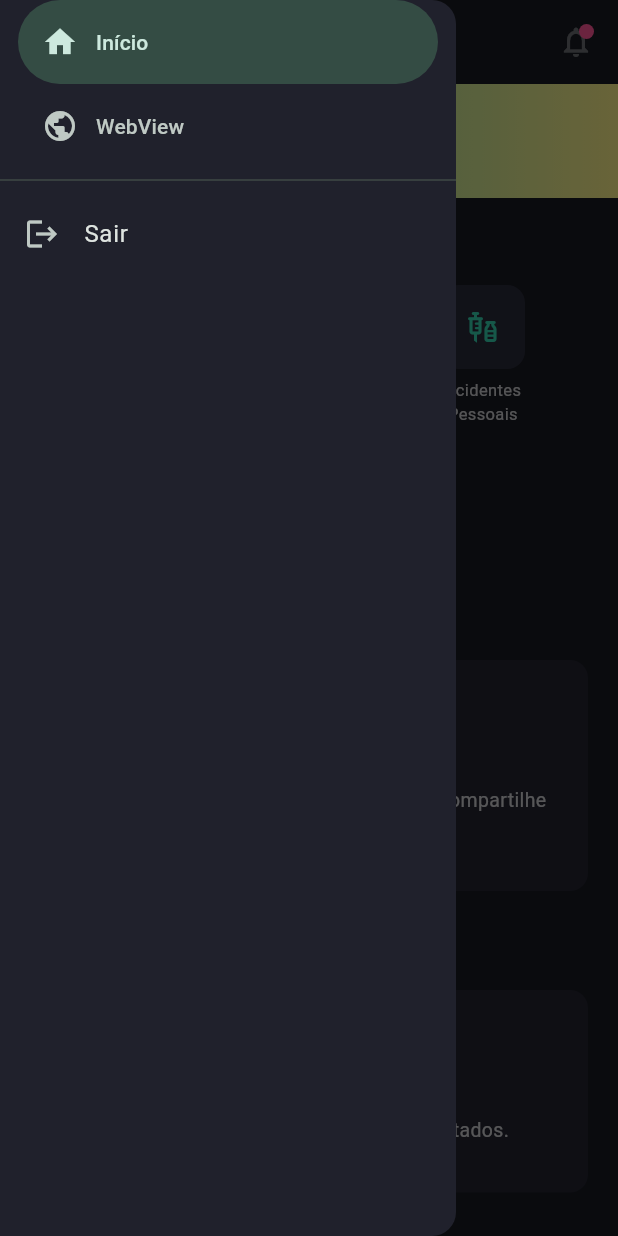
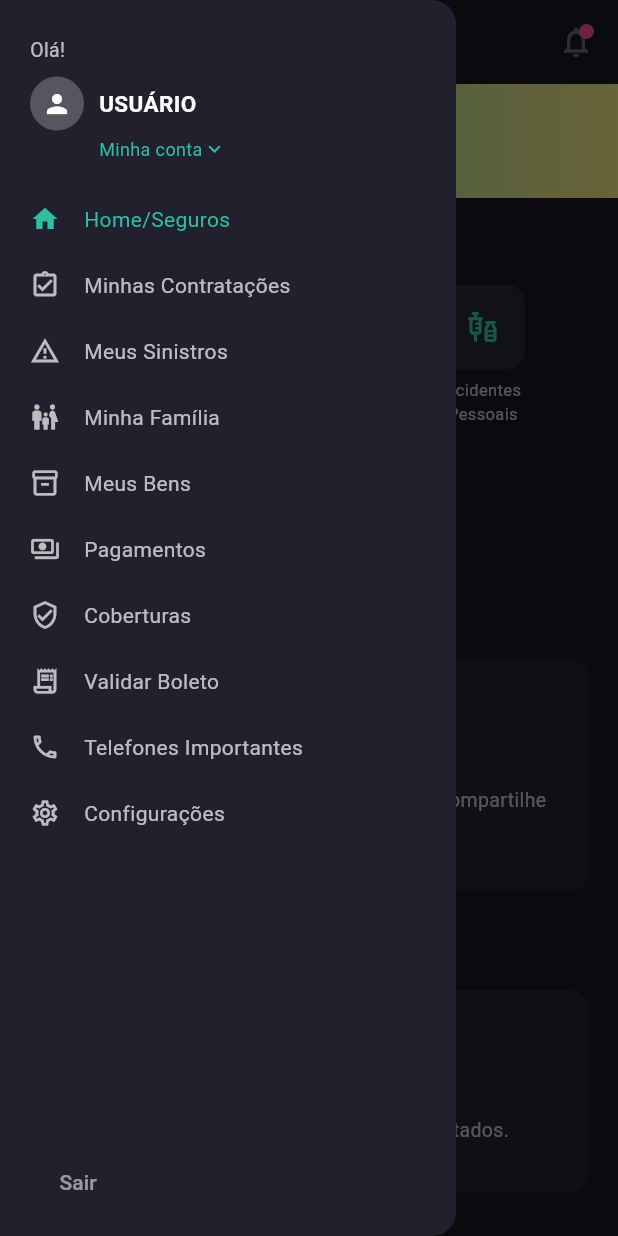
Before and after one commit to ronipaschoal/insura, a Flutter app: the screen it shows once a user with an empty profile is signed in, with the side drawer open, on a phone screen of 412 x 824 dp. Run offline on Flutter 3.47's test engine with Material 3 defaults, Android fonts, the phone set to English and light mode, and no system bars; our stand-ins replace cloud_firestore, firebase_auth, firebase_core, flutter_bloc, flutter_secure_storage, get_it and 2 more; accounts and stored records are empty.

Commit message:
feat: add collapsible side menu with 10 destinations and user header

```diff
--- /dev/null
+++ b/lib/core/responsive/app_side_menu.dart
@@ -0,0 +1,210 @@
+import 'package:flutter/material.dart';
+
+import '../theme/app_colors.dart';
+
+/// Custom authenticated-shell side menu: a user header (avatar + name) plus
+/// the nav item list and a logout entry. Rendered inside the fixed sidebar
+/// on desktop/web and inside the [Drawer] on mobile by [ResponsiveScaffold].
+/// [expanded] toggles between the full (icon + label) and collapsed
+/// (icon-only) layouts used for the collapsible desktop sidebar.
+class AppSideMenu extends StatelessWidget {
+  const AppSideMenu({
+    super.key,
+    required this.userName,
+    required this.destinations,
+    required this.selectedIndex,
+    required this.expanded,
+    this.onDestinationSelected,
+    this.onLogout,
+  });
+
+  final String userName;
+  final List<NavigationDestination> destinations;
+  final int selectedIndex;
+  final bool expanded;
+  final ValueChanged<int>? onDestinationSelected;
+  final VoidCallback? onLogout;
+
+  @override
+  Widget build(BuildContext context) {
+    return Column(
+      crossAxisAlignment: CrossAxisAlignment.stretch,
+      children: [
+        Padding(
+          padding: const EdgeInsets.fromLTRB(20, 24, 20, 16),
+          child: expanded
+              ? _ExpandedHeader(userName: userName)
+              : const _CollapsedHeader(),
+        ),
+        Expanded(
+          child: ListView(
+            padding: EdgeInsets.zero,
+            children: [
+              for (var i = 0; i < destinations.length; i++)
+                _SideMenuItem(
+                  icon: i == selectedIndex
+                      ? destinations[i].selectedIcon ?? destinations[i].icon
+                      : destinations[i].icon,
+                  label: destinations[i].label,
+                  expanded: expanded,
+                  selected: i == selectedIndex,
+                  onTap: onDestinationSelected == null
+                      ? null
+                      : () => onDestinationSelected!(i),
+                ),
+            ],
+          ),
+        ),
+        if (onLogout != null)
+          Padding(
+            padding: EdgeInsets.symmetric(
+              horizontal: expanded ? 20 : 0,
+              vertical: 12,
+            ),
+            child: expanded
+                ? Align(
+                    alignment: Alignment.centerLeft,
+                    child: TextButton(
+                      onPressed: onLogout,
+                      style: TextButton.styleFrom(
+                        foregroundColor: Colors.white54,
+                      ),
+                      child: const Text('Sair'),
+                    ),
+                  )
+                : IconButton(
+                    icon: const Icon(Icons.logout),
+                    tooltip: 'Sair',
+                    color: Colors.white54,
+                    onPressed: onLogout,
+                  ),
+          ),
+      ],
+    );
+  }
+}
+
+class _ExpandedHeader extends StatelessWidget {
+  const _ExpandedHeader({required this.userName});
+
+  final String userName;
+
+  @override
+  Widget build(BuildContext context) {
+    return Column(
+      crossAxisAlignment: CrossAxisAlignment.start,
+      children: [
+        const Text(
+          'Olá!',
+          style: TextStyle(color: Colors.white70, fontSize: 13),
+        ),
+        const SizedBox(height: 8),
+        Row(
+          children: [
+            const CircleAvatar(
+              radius: 18,
+              backgroundColor: Colors.white24,
+              child: Icon(Icons.person, color: Colors.white, size: 20),
+            ),
+            const SizedBox(width: 10),
+            Expanded(
+              child: Text(
+                (userName.isEmpty ? 'Usuário' : userName).toUpperCase(),
+                style: const TextStyle(
+                  color: Colors.white,
+                  fontWeight: FontWeight.bold,
+                  fontSize: 15,
+                ),
+                overflow: TextOverflow.ellipsis,
+              ),
+            ),
+          ],
+        ),
+        const SizedBox(height: 4),
+        const Padding(
+          padding: EdgeInsets.only(left: 46),
+          child: Row(
+            mainAxisSize: MainAxisSize.min,
+            children: [
+              Text(
+                'Minha conta',
+                style: TextStyle(color: AppColors.loginAccent, fontSize: 12),
+              ),
+              Icon(
+                Icons.keyboard_arrow_down,
+                color: AppColors.loginAccent,
+                size: 16,
+              ),
+            ],
+          ),
+        ),
+      ],
+    );
+  }
+}
+
+class _CollapsedHeader extends StatelessWidget {
+  const _CollapsedHeader();
+
+  @override
+  Widget build(BuildContext context) {
+    return const Center(
+      child: CircleAvatar(
+        radius: 18,
+        backgroundColor: Colors.white24,
+        child: Icon(Icons.person, color: Colors.white, size: 20),
+      ),
+    );
+  }
+}
+
+class _SideMenuItem extends StatelessWidget {
+  const _SideMenuItem({
+    required this.icon,
+    required this.label,
+    required this.expanded,
+    required this.selected,
+    this.onTap,
+  });
+
+  final Widget icon;
+  final String label;
+  final bool expanded;
+  final bool selected;
+  final VoidCallback? onTap;
+
+  @override
+  Widget build(BuildContext context) {
+    final color = selected ? AppColors.loginAccent : Colors.white70;
+    return InkWell(
+      onTap: onTap,
+      child: Padding(
+        padding: EdgeInsets.symmetric(
+          horizontal: expanded ? 20 : 0,
+          vertical: 12,
+        ),
+        child: Row(
+          mainAxisAlignment: expanded
+              ? MainAxisAlignment.start
+              : MainAxisAlignment.center,
+          children: [
+            IconTheme(
+              data: IconThemeData(color: color, size: 20),
+              child: icon,
+            ),
+            if (expanded) ...[
+              const SizedBox(width: 16),
+              Expanded(
+                child: Text(
+                  label,
+                  style: TextStyle(color: color, fontSize: 14),
+                  overflow: TextOverflow.ellipsis,
+                ),
+              ),
+            ],
+          ],
+        ),
+      ),
+    );
+  }
+}
--- a/lib/core/responsive/responsive_scaffold.dart
+++ b/lib/core/responsive/responsive_scaffold.dart
@@ -2,16 +2,18 @@ import 'package:flutter/material.dart';
 
 import '../theme/app_colors.dart';
 import '../widgets/insura_logo.dart';
+import 'app_side_menu.dart';
 import 'breakpoints.dart';
 
-/// Navigation shell shared by authenticated screens: a side menu
-/// ([NavigationRail], collapsible via the leading menu button) on
-/// desktop/web widths, a [Drawer] ([NavigationDrawer]) on mobile widths.
+/// Navigation shell shared by authenticated screens: a fixed side menu
+/// ([AppSideMenu], collapsible via the leading menu button) on desktop/web
+/// widths, a [Drawer] wrapping the same menu on mobile widths.
 class ResponsiveScaffold extends StatefulWidget {
   const ResponsiveScaffold({
     super.key,
     required this.body,
     required this.destinations,
+    required this.userName,
     this.selectedIndex = 0,
     this.onDestinationSelected,
     this.onLogout,
@@ -20,6 +22,7 @@ class ResponsiveScaffold extends StatefulWidget {
 
   final Widget body;
   final List<NavigationDestination> destinations;
+  final String userName;
   final int selectedIndex;
   final ValueChanged<int>? onDestinationSelected;
   final VoidCallback? onLogout;
@@ -32,6 +35,15 @@ class ResponsiveScaffold extends StatefulWidget {
 class _ResponsiveScaffoldState extends State<ResponsiveScaffold> {
   final _scaffoldKey = GlobalKey<ScaffoldState>();
   bool _railExpanded = true;
+  // Mirrors _railExpanded, but only flips to true once the sidebar has
+  // finished growing back to _expandedWidth (see AnimatedContainer.onEnd
+  // below) — showing full-width labels/header while the container is still
+  // narrower than that overflows AppSideMenu's expanded layout. Collapsing
+  // is safe to apply immediately since shrinking content never overflows.
+  bool _menuContentExpanded = true;
+
+  static const _expandedWidth = 260.0;
+  static const _collapsedWidth = 72.0;
 
   @override
   Widget build(BuildContext context) {
@@ -59,7 +71,10 @@ class _ResponsiveScaffoldState extends State<ResponsiveScaffold> {
             tooltip: isDesktop ? 'Recolher/expandir menu' : 'Abrir menu',
             onPressed: () {
               if (isDesktop) {
-                setState(() => _railExpanded = !_railExpanded);
+                setState(() {
+                  _railExpanded = !_railExpanded;
+                  if (!_railExpanded) _menuContentExpanded = false;
+                });
               } else {
                 _scaffoldKey.currentState?.openDrawer();
               }
@@ -81,83 +96,46 @@ class _ResponsiveScaffoldState extends State<ResponsiveScaffold> {
         ),
         drawer: isDesktop
             ? null
-            : NavigationDrawer(
+            : Drawer(
                 backgroundColor: AppColors.homeSurface,
+                child: SafeArea(
+                  child: AppSideMenu(
+                    userName: widget.userName,
+                    destinations: widget.destinations,
                     selectedIndex: widget.selectedIndex,
+                    expanded: true,
                     onDestinationSelected: (index) {
                       Navigator.of(context).pop();
                       widget.onDestinationSelected?.call(index);
                     },
-                children: [
-                  for (final destination in widget.destinations)
-                    NavigationDrawerDestination(
-                      icon: destination.icon,
-                      selectedIcon: destination.selectedIcon,
-                      label: Text(destination.label),
-                    ),
-                  if (widget.onLogout != null) ...[
-                    const Divider(),
-                    ListTile(
-                      leading: const Icon(Icons.logout),
-                      title: const Text('Sair'),
-                      onTap: () {
+                    onLogout: widget.onLogout == null
+                        ? null
+                        : () {
                             Navigator.of(context).pop();
                             widget.onLogout!();
                           },
                   ),
-                  ],
-                ],
+                ),
               ),
         body: isDesktop
             ? Row(
                 children: [
-                  NavigationRail(
-                    extended: _railExpanded,
-                    minExtendedWidth: 220,
-                    backgroundColor: AppColors.homeSurface,
+                  AnimatedContainer(
+                    duration: const Duration(milliseconds: 180),
+                    width: _railExpanded ? _expandedWidth : _collapsedWidth,
+                    color: AppColors.homeSurface,
+                    onEnd: () {
+                      if (_railExpanded) {
+                        setState(() => _menuContentExpanded = true);
+                      }
+                    },
+                    child: AppSideMenu(
+                      userName: widget.userName,
+                      destinations: widget.destinations,
                       selectedIndex: widget.selectedIndex,
+                      expanded: _menuContentExpanded,
                       onDestinationSelected: widget.onDestinationSelected,
-                    destinations: [
-                      for (final destination in widget.destinations)
-                        NavigationRailDestination(
-                          icon: destination.icon,
-                          selectedIcon: destination.selectedIcon,
-                          label: Text(destination.label),
-                        ),
-                    ],
-                    trailing: widget.onLogout == null
-                        ? null
-                        : Expanded(
-                            child: Align(
-                              alignment: Alignment.bottomCenter,
-                              child: Padding(
-                                padding: const EdgeInsets.only(bottom: 16),
-                                child: _railExpanded
-                                    ? InkWell(
-                                        onTap: widget.onLogout,
-                                        borderRadius: BorderRadius.circular(8),
-                                        child: const Padding(
-                                          padding: EdgeInsets.symmetric(
-                                            horizontal: 24,
-                                            vertical: 12,
-                                          ),
-                                          child: Row(
-                                            mainAxisSize: MainAxisSize.min,
-                                            children: [
-                                              Icon(Icons.logout),
-                                              SizedBox(width: 12),
-                                              Text('Sair'),
-                                            ],
-                                          ),
-                                        ),
-                                      )
-                                    : IconButton(
-                                        icon: const Icon(Icons.logout),
-                                        tooltip: 'Sair',
-                                        onPressed: widget.onLogout,
-                                      ),
-                              ),
-                            ),
+                      onLogout: widget.onLogout,
                     ),
                   ),
                   const VerticalDivider(width: 1),
--- a/lib/features/home/presentation/pages/home_page.dart
+++ b/lib/features/home/presentation/pages/home_page.dart
@@ -23,13 +23,12 @@ class HomePage extends StatelessWidget {
 
   void _onDestinationSelected(BuildContext context, int index) {
     context.read<HomeCubit>().selectDestination(index);
-    if (index == 1) {
-      context.push(
-        Uri(
-          path: AppRoutes.webview,
-          queryParameters: {'url': 'https://example.com', 'title': 'WebView'},
-        ).toString(),
-      );
+    // Only "Home/Seguros" (index 0) has a real screen today; the rest of
+    // the menu items from the new nav design have no feature built yet.
+    if (index != 0) {
+      ScaffoldMessenger.of(
+        context,
+      ).showSnackBar(const SnackBar(content: Text('Em breve!')));
     }
   }
 
@@ -46,6 +45,7 @@ class HomePage extends StatelessWidget {
         builder: (context, state) {
           return ResponsiveScaffold(
             destinations: homeNavDestinations,
+            userName: state.userName,
             selectedIndex: state.selectedIndex,
             onDestinationSelected: (index) =>
                 _onDestinationSelected(context, index),
--- a/lib/features/home/presentation/widgets/home_nav_destinations.dart
+++ b/lib/features/home/presentation/widgets/home_nav_destinations.dart
@@ -6,11 +6,51 @@ const List<NavigationDestination> homeNavDestinations = [
   NavigationDestination(
     icon: Icon(Icons.home_outlined),
     selectedIcon: Icon(Icons.home),
-    label: 'Início',
+    label: 'Home/Seguros',
   ),
   NavigationDestination(
-    icon: Icon(Icons.public_outlined),
-    selectedIcon: Icon(Icons.public),
-    label: 'WebView',
+    icon: Icon(Icons.assignment_turned_in_outlined),
+    selectedIcon: Icon(Icons.assignment_turned_in),
+    label: 'Minhas Contratações',
+  ),
+  NavigationDestination(
+    icon: Icon(Icons.report_problem_outlined),
+    selectedIcon: Icon(Icons.report_problem),
+    label: 'Meus Sinistros',
+  ),
+  NavigationDestination(
+    icon: Icon(Icons.family_restroom_outlined),
+    selectedIcon: Icon(Icons.family_restroom),
+    label: 'Minha Família',
+  ),
+  NavigationDestination(
+    icon: Icon(Icons.inventory_2_outlined),
+    selectedIcon: Icon(Icons.inventory_2),
+    label: 'Meus Bens',
+  ),
+  NavigationDestination(
+    icon: Icon(Icons.payments_outlined),
+    selectedIcon: Icon(Icons.payments),
+    label: 'Pagamentos',
+  ),
+  NavigationDestination(
+    icon: Icon(Icons.verified_user_outlined),
+    selectedIcon: Icon(Icons.verified_user),
+    label: 'Coberturas',
+  ),
+  NavigationDestination(
+    icon: Icon(Icons.receipt_long_outlined),
+    selectedIcon: Icon(Icons.receipt_long),
+    label: 'Validar Boleto',
+  ),
+  NavigationDestination(
+    icon: Icon(Icons.phone_outlined),
+    selectedIcon: Icon(Icons.phone),
+    label: 'Telefones Importantes',
+  ),
+  NavigationDestination(
+    icon: Icon(Icons.settings_outlined),
+    selectedIcon: Icon(Icons.settings),
+    label: 'Configurações',
   ),
 ];
```
Also changed, not shown: assets/menu_mobile.png (added), assets/menu_web.png (added), 4 other files. Lines whose indentation alone changed are shown as unchanged.
